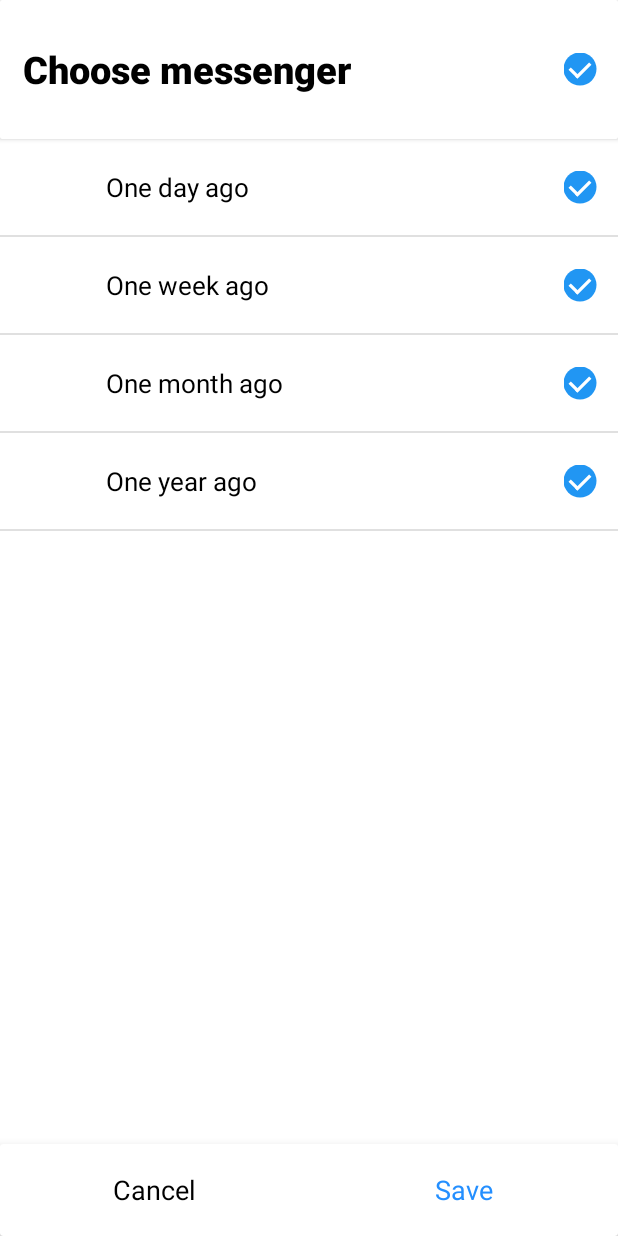
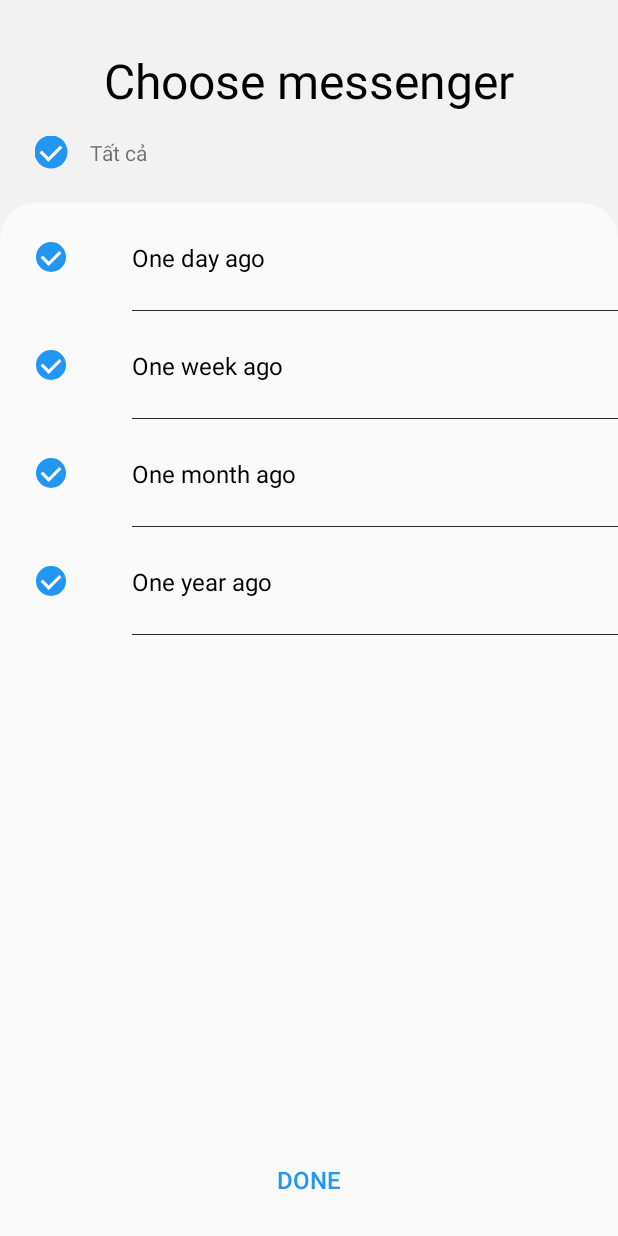
Before and after one commit to taido98/TransferData, an Android app: the DetailMessage screen opened directly, with no data from a screen before it, on a phone screen of 412 x 824 dp. Run offline under Robolectric (Android 15) with nearby library versions, the phone set to English and light mode, and no system bars; libraries missing offline, so code that uses them is left out: com.jaeger.library; 2 statements that could not run were skipped.

Commit message:
improve ui detail activity

```diff
--- a/app/src/main/java/com/example/transferdata/adapter/DataItemAdapter.java
+++ b/app/src/main/java/com/example/transferdata/adapter/DataItemAdapter.java
@@ -40,9 +40,9 @@ public class DataItemAdapter extends RecyclerView.Adapter<DataItemAdapter.ViewHo
 
         public ViewHolder(View itemView) {
             super(itemView);
-            mTxtItem = itemView.findViewById(R.id.txt_item);
-            mImgItem = itemView.findViewById(R.id.img_item);
-            mCbItem = itemView.findViewById(R.id.cb_item);
+            mTxtItem = itemView.findViewById(R.id.detail_name);
+            mImgItem = itemView.findViewById(R.id.detail_icon);
+            mCbItem = itemView.findViewById(R.id.detail_check);
             mGifWait = itemView.findViewById(R.id.iconWaitGetData);
             mImgDetailItem = itemView.findViewById(R.id.img_show_more);
             mTxtTotalItemSelected = itemView.findViewById(R.id.total_item_select);
--- a/app/src/main/java/com/example/transferdata/media/DetailListFile.java
+++ b/app/src/main/java/com/example/transferdata/media/DetailListFile.java
@@ -12,7 +12,7 @@ import com.example.transferdata.R;
 import com.example.transferdata.adapter.adapterDetail;
 
 public class DetailListFile extends AppCompatActivity {
-    TextView btn_cancel;
+//    TextView btn_cancel;
     TextView btn_save;
     public CheckBox checkAll;
     ClickItemListener detail;
@@ -69,9 +69,9 @@ public class DetailListFile extends AppCompatActivity {
 
     /* access modifiers changed from: 0000 */
     public void clickButton() {
-        this.btn_cancel = findViewById(R.id.detail_cancel);
+//        this.btn_cancel = findViewById(R.id.detail_cancel);
         this.btn_save = findViewById(R.id.detail_save);
-        this.btn_cancel.setOnClickListener(v -> DetailListFile.this.onBackPressed());
+//        this.btn_cancel.setOnClickListener(v -> DetailListFile.this.onBackPressed());
         this.btn_save.setOnClickListener(v -> {
             DetailListFile.this.setResult(-1);
             DetailListFile.this.finish();
--- a/app/src/main/java/com/example/transferdata/media/DetailMessage.java
+++ b/app/src/main/java/com/example/transferdata/media/DetailMessage.java
@@ -17,6 +17,7 @@ import com.example.transferdata.R;
 import com.example.transferdata.adapter.adapterDetail;
 import com.example.transferdata.adapter.DataItem;
 import com.example.transferdata.service.getMessenger;
+import com.jaeger.library.StatusBarUtil;
 
 import java.text.ParseException;
 import java.util.List;
@@ -36,15 +37,17 @@ public class DetailMessage extends Activity implements OnClickListener, ClickIte
         ((TextView) findViewById(R.id.detail_title)).setText("Choose messenger");
         mapping();
         addItem();
+        StatusBarUtil.setTransparent(this);
+        StatusBarUtil.setLightMode(this);
     }
 
     public void mapping() {
         this.lvListItem = findViewById(R.id.list_detail);
         TextView btnSave = findViewById(R.id.detail_save);
-        TextView btnCancel = findViewById(R.id.detail_cancel);
+//        TextView btnCancel = findViewById(R.id.detail_cancel);
         this.checkAll = findViewById(R.id.detail_checl_all);
         btnSave.setOnClickListener(this);
-        btnCancel.setOnClickListener(this);
+//        btnCancel.setOnClickListener(this);
     }
 
     /* access modifiers changed from: 0000 */
@@ -79,7 +82,7 @@ public class DetailMessage extends Activity implements OnClickListener, ClickIte
     @RequiresApi(api = Build.VERSION_CODES.KITKAT)
     public void onClick(View v) {
         int id = v.getId();
-        if (id != R.id.detail_cancel) {
+//        if (id != R.id.detail_cancel) {
             if (id == R.id.detail_save) {
                 try {
                     if (isEmtyCheck()) {
@@ -97,8 +100,8 @@ public class DetailMessage extends Activity implements OnClickListener, ClickIte
                 return;
             }
         }
-        onBackPressed();
-    }
+//        onBackPressed();
+//    }
 
     public void onBackPressed() {
         getMessenger.listItem = getIntent().getParcelableArrayListExtra("listMessenger");
--- a/app/src/main/java/com/example/transferdata/tranferdata/ClientActivity.java
+++ b/app/src/main/java/com/example/transferdata/tranferdata/ClientActivity.java
@@ -107,7 +107,7 @@ public class ClientActivity extends AppCompatActivity implements ClickItemDataLi
 
     /* access modifiers changed from: 0000 */
     private void click_button() {
-        mCheckBoxSelectAll = findViewById(R.id.cb_item);
+        mCheckBoxSelectAll = findViewById(R.id.detail_check);
         mSelectedItems = findViewById(R.id.selected_items);
         mSelectedSize = (TextView) findViewById(R.id.selected_size);
         mCheckBoxSelectAll.setOnClickListener(v -> {
@@ -122,7 +122,7 @@ public class ClientActivity extends AppCompatActivity implements ClickItemDataLi
 //            mSelectedItems.setText((new item()).sizeToString(totalSize));
         });
 
-        Button button = findViewById(R.id.btn_send);
+        Button button = findViewById(R.id.detail_save);
         button.setOnClickListener(v -> ConnectActivity.manager.requestConnectionInfo(ConnectActivity.channel, info -> {
             if (info.groupFormed) {
                 Intent intent = new Intent(ClientActivity.this, TransferActivity.class);
--- a/app/src/main/res/drawable/checked.xml
+++ b/app/src/main/res/drawable/checked.xml
@@ -4,7 +4,7 @@
         <layer-list>
             <item>
                 <shape android:shape="oval">
-                    <gradient android:angle="0" android:centerColor="#2196F3" android:endColor="#2196F3" android:startColor="#2196F3" />
+                    <gradient android:angle="0" android:centerColor="@color/doneButton" android:endColor="@color/doneButton" android:startColor="@color/doneButton" />
                     <size android:width="20dp" android:height="20dp" />
                 </shape>
             </item>
@@ -28,7 +28,7 @@
     </item>
     <item android:state_checked="false">
         <shape android:shape="oval">
-            <stroke android:width="1dp" android:color="#2196F3" />
+            <stroke android:width="1dp" android:color="@color/doneButton" />
             <gradient android:angle="0" android:centerColor="#00FFFFFF" android:endColor="#00FFFFFF" android:startColor="#00FFFFFF" />
             <size android:width="20dp" android:height="20dp" />
         </shape>
--- a/app/src/main/res/drawable/unchecked.xml
+++ b/app/src/main/res/drawable/unchecked.xml
@@ -3,7 +3,7 @@
     android:shape="oval">
     <stroke
         android:width="1dp"
-        android:color="#2196F3" />
+        android:color="@color/doneButton" />
     <gradient
         android:angle="0"
         android:centerColor="#00FFFFFF"
--- a/app/src/main/res/layout/activity_main.xml
+++ b/app/src/main/res/layout/activity_main.xml
@@ -25,8 +25,8 @@
         android:layout_marginStart="48dp"
         android:layout_marginTop="48dp"
         android:layout_marginEnd="48dp"
+        android:text="@string/slogan"
         android:gravity="center"
-        android:text="@string/slogan"
         android:textColor="#000000"
         android:textSize="32sp"
         app:layout_constraintEnd_toEndOf="parent"
--- a/app/src/main/res/layout/detail.xml
+++ b/app/src/main/res/layout/detail.xml
@@ -1,93 +1,85 @@
 <?xml version="1.0" encoding="utf-8"?>
-<LinearLayout xmlns:android="http://schemas.android.com/apk/res/android"
+<androidx.constraintlayout.widget.ConstraintLayout xmlns:android="http://schemas.android.com/apk/res/android"
     xmlns:app="http://schemas.android.com/apk/res-auto"
     xmlns:tools="http://schemas.android.com/tools"
-    android:layout_width="fill_parent"
-    android:layout_height="fill_parent"
-    android:background="#ffffffff"
-    android:orientation="vertical">
-
-    <androidx.cardview.widget.CardView
-        android:layout_width="fill_parent"
-        android:layout_height="fill_parent"
-        android:layout_weight="0.95"
-        app:cardElevation="2dp">
-
-        <LinearLayout
-            android:layout_width="fill_parent"
-            android:layout_height="fill_parent"
-            android:background="#ffffffff"
-            android:orientation="horizontal">
-
-            <TextView
-                android:id="@+id/detail_title"
-                android:layout_width="0dp"
-                android:layout_height="fill_parent"
-                android:layout_marginStart="15dp"
-                android:layout_weight="0.3"
-                android:fontFamily="sans-serif-black"
-                android:gravity="center|left"
-                android:text="Choose item"
-                android:textColor="#ff000000"
-                android:textSize="25sp"
-                tools:ignore="RtlHardcoded" />
+    android:layout_width="match_parent"
+    android:layout_height="match_parent"
+    android:background="#f2f2f2">
 
     <CheckBox
         android:id="@+id/detail_checl_all"
         android:layout_width="wrap_content"
         android:layout_height="wrap_content"
         android:layout_gravity="center"
-                android:layout_marginRight="15dp"
+        android:layout_marginStart="24dp"
+        android:layout_marginTop="16dp"
         android:button="@drawable/custom_checkbox"
         android:scaleX="1.1"
-                android:scaleY="1.1" />
-        </LinearLayout>
-    </androidx.cardview.widget.CardView>
+        android:scaleY="1.1"
+        app:layout_constraintStart_toStartOf="parent"
+        app:layout_constraintTop_toBottomOf="@+id/detail_title" />
 
-    <LinearLayout
-        android:layout_width="fill_parent"
-        android:layout_height="fill_parent"
-        android:layout_weight="0.2"
-        android:orientation="horizontal">
+    <TextView
+        android:id="@+id/detail_title"
+        android:layout_width="0dp"
+        android:layout_height="wrap_content"
+        android:layout_marginStart="48dp"
+        android:layout_marginTop="32dp"
+        android:layout_marginEnd="48dp"
+        android:gravity="center"
+        android:text="Choose Item"
+        android:textColor="#000000"
+        android:textSize="32sp"
+        app:layout_constraintEnd_toEndOf="parent"
+        app:layout_constraintStart_toStartOf="parent"
+        app:layout_constraintTop_toTopOf="parent" />
 
     <ListView
         android:id="@+id/list_detail"
-            android:layout_width="fill_parent"
-            android:layout_height="fill_parent" />
-    </LinearLayout>
+        android:layout_width="0dp"
+        android:layout_height="0dp"
+        android:layout_marginTop="24dp"
+        android:background="@drawable/recyleview_rounded"
+        android:divider="@null"
+        app:layout_constraintBottom_toTopOf="@+id/constraintLayout"
+        app:layout_constraintEnd_toEndOf="parent"
+        app:layout_constraintStart_toStartOf="parent"
+        app:layout_constraintTop_toBottomOf="@+id/detail_checl_all" />
 
-    <androidx.cardview.widget.CardView
-        android:layout_width="fill_parent"
-        android:layout_height="fill_parent"
-        android:layout_weight="0.99"
-        app:cardElevation="10dp">
+    <androidx.constraintlayout.widget.ConstraintLayout
+        android:id="@+id/constraintLayout"
+        android:layout_width="0dp"
+        android:layout_height="75dp"
+        android:background="#fafafa"
+        app:layout_constraintBottom_toBottomOf="parent"
+        app:layout_constraintEnd_toEndOf="parent"
+        app:layout_constraintStart_toStartOf="parent">
 
-        <LinearLayout
-            android:layout_width="fill_parent"
-            android:layout_height="fill_parent"
-            android:orientation="horizontal">
+        <Button
+            android:id="@+id/detail_save"
+            android:layout_width="0dp"
+            android:layout_height="wrap_content"
+            android:layout_marginStart="48dp"
+            android:layout_marginEnd="48dp"
+            android:background="@drawable/button"
+            android:stateListAnimator="@null"
+            android:text="@string/done"
+            android:textColor="@color/doneButton"
+            android:textSize="16sp"
+            app:layout_constraintBottom_toBottomOf="parent"
+            app:layout_constraintEnd_toEndOf="parent"
+            app:layout_constraintStart_toStartOf="parent"
+            app:layout_constraintTop_toTopOf="parent"
+            tools:targetApi="lollipop" />
+    </androidx.constraintlayout.widget.ConstraintLayout>
 
     <TextView
-                android:id="@+id/detail_cancel"
-                android:layout_width="fill_parent"
+        android:id="@+id/textView6"
+        android:layout_width="wrap_content"
         android:layout_height="wrap_content"
-                android:layout_gravity="center"
-                android:layout_weight="0.5"
-                android:text="Cancel"
-                android:textAlignment="center"
-                android:textColor="#ff000000"
-                android:textSize="18sp" />
-
-            <TextView
-                android:id="@+id/detail_save"
-                android:layout_width="fill_parent"
-                android:layout_height="wrap_content"
-                android:layout_gravity="center"
-                android:layout_weight="0.5"
-                android:text="Save"
-                android:textAlignment="center"
-                android:textColor="#ff248fff"
-                android:textSize="18sp" />
-        </LinearLayout>
-    </androidx.cardview.widget.CardView>
-</LinearLayout>
+        android:layout_marginStart="16dp"
+        android:text="@string/all"
+        app:layout_constraintBottom_toBottomOf="@+id/detail_checl_all"
+        app:layout_constraintStart_toEndOf="@+id/detail_checl_all"
+        app:layout_constraintTop_toTopOf="@+id/detail_checl_all" />
+</androidx.constraintlayout.widget.ConstraintLayout>
--- a/app/src/main/res/layout/list_item_detail.xml
+++ b/app/src/main/res/layout/list_item_detail.xml
@@ -1,9 +1,60 @@
 <?xml version="1.0" encoding="utf-8"?>
-<LinearLayout xmlns:tools="http://schemas.android.com/tools"
-    android:orientation="horizontal" android:background="#ffffffff" android:layout_width="fill_parent" android:layout_height="fill_parent"
-  xmlns:android="http://schemas.android.com/apk/res/android">
-    <ImageView android:layout_gravity="center" android:id="@+id/detail_icon" android:layout_width="40.0dip" android:layout_height="40.0dip" android:layout_marginLeft="15.0dip" android:src="@drawable/person"
-        tools:ignore="VectorDrawableCompat" />
-    <TextView android:textSize="17.0dip" android:textColor="#ff000000" android:layout_gravity="center" android:id="@+id/detail_name" android:paddingTop="20.0dip" android:paddingBottom="20.0dip" android:layout_width="fill_parent" android:layout_height="wrap_content" android:layout_marginLeft="15.0dip" android:text="All contact" android:layout_weight="0.3" />
-    <CheckBox android:layout_gravity="center" android:id="@+id/detail_check" android:focusable="false" android:focusableInTouchMode="false" android:layout_width="wrap_content" android:layout_height="wrap_content" android:layout_marginRight="15.0dip" android:button="@drawable/custom_checkbox" android:scaleX="1.1" android:scaleY="1.1" />
-</LinearLayout>
+<androidx.constraintlayout.widget.ConstraintLayout xmlns:android="http://schemas.android.com/apk/res/android"
+    xmlns:app="http://schemas.android.com/apk/res-auto"
+    xmlns:tools="http://schemas.android.com/tools"
+    android:id="@+id/data_item"
+    android:background="@drawable/custom_data_item"
+    android:layout_width="match_parent"
+    android:layout_height="wrap_content">
+
+    <ImageView
+        android:id="@+id/detail_icon"
+        android:layout_width="wrap_content"
+        android:layout_height="40dp"
+        android:layout_marginStart="24dp"
+        android:layout_marginTop="16dp"
+        android:layout_marginBottom="16dp"
+        android:contentDescription="@string/data_type"
+        android:padding="4dp"
+        app:layout_constraintBottom_toBottomOf="parent"
+        app:layout_constraintStart_toEndOf="@+id/detail_check"
+        app:layout_constraintTop_toTopOf="parent"
+        app:srcCompat="@drawable/d_icon_app" />
+
+    <TextView
+        android:id="@+id/detail_name"
+        android:layout_width="0dp"
+        android:layout_height="wrap_content"
+        android:layout_marginStart="12dp"
+        android:textColor="#000000"
+        android:textSize="16sp"
+        app:layout_constraintBottom_toBottomOf="@+id/detail_icon"
+        app:layout_constraintEnd_toEndOf="parent"
+        app:layout_constraintStart_toEndOf="@+id/detail_icon"
+        app:layout_constraintTop_toTopOf="@+id/detail_icon" />
+
+    <CheckBox
+        android:id="@+id/detail_check"
+        android:layout_width="wrap_content"
+        android:layout_height="wrap_content"
+        android:layout_marginStart="24dp"
+        android:layout_marginLeft="24dp"
+        android:layout_marginEnd="24dp"
+        android:layout_marginRight="24dp"
+        android:button="@drawable/custom_checkbox"
+        app:layout_constraintBottom_toBottomOf="@+id/detail_icon"
+        app:layout_constraintEnd_toStartOf="@+id/detail_icon"
+        app:layout_constraintStart_toStartOf="parent"
+        app:layout_constraintTop_toTopOf="@+id/detail_icon" />
+
+    <TextView
+        android:id="@+id/divider"
+        android:layout_width="0dp"
+        android:layout_height="1px"
+        android:background="#272727"
+        android:gravity="top"
+        app:layout_constraintBottom_toBottomOf="parent"
+        app:layout_constraintEnd_toEndOf="parent"
+        app:layout_constraintStart_toStartOf="@+id/detail_name" />
+
+</androidx.constraintlayout.widget.ConstraintLayout>
--- a/app/src/main/res/layout/list_view_item.xml
+++ b/app/src/main/res/layout/list_view_item.xml
@@ -17,7 +17,7 @@
             android:layout_height="wrap_content">
 
             <CheckBox
-                android:id="@+id/cb_item"
+                android:id="@+id/detail_check"
                 android:layout_width="35dp"
                 android:layout_height="35dp"
                 android:layout_gravity="center"
@@ -25,7 +25,7 @@
                 android:button="@drawable/custom_checkbox" />
             <ImageView
                 android:layout_gravity="center"
-                android:id="@+id/img_item"
+                android:id="@+id/detail_icon"
                 android:layout_width="35dp"
                 android:layout_height="35dp"
                 android:layout_marginStart="10dp"
@@ -41,7 +41,7 @@
                     android:textSize="20sp"
                     android:textColor="#ff000000"
                     android:gravity="bottom"
-                    android:id="@+id/txt_item"
+                    android:id="@+id/detail_name"
                     android:layout_width="fill_parent"
                     android:layout_height="fill_parent"
                     android:layout_marginStart="10dp"
--- a/app/src/main/res/values/colors.xml
+++ b/app/src/main/res/values/colors.xml
@@ -22,4 +22,5 @@
     <color name="cBannerBlock">#e7f1f1</color>
 
     <color name="bSelectDataColor">#E5E6EB</color>
+    <color name="transparent">#00FFFFFF</color>
 </resources>
--- a/app/src/main/res/values/strings.xml
+++ b/app/src/main/res/values/strings.xml
@@ -60,6 +60,7 @@
     <string name="device_name">Device Name</string>
     <string name="device_name_label">Your phone:</string>
     <string name="tutorial">Kết nối với thiết bị của bạn trên máy mới</string>
+    <string name="done">Done</string>
 
 
 </resources>
```
Also changed, not shown: app/src/main/AndroidManifest.xml (+4 -4 lines), app/src/main/java/com/example/transferdata/media/DetailListApp.java (+12 -11 lines), app/src/main/res/layout/activity_media.xml (deleted, +0 -53 lines), app/src/main/res/layout/activity_select_data.xml (+8 -8 lines), app/src/main/res/layout/data_item.xml (+21 -11 lines), app/src/main/res/layout/detail_linear.xml (added, +93 -0 lines), app/src/main/res/layout/list_item_detail_linear.xml (added, +9 -0 lines). Lines whose indentation alone changed are shown as unchanged.
